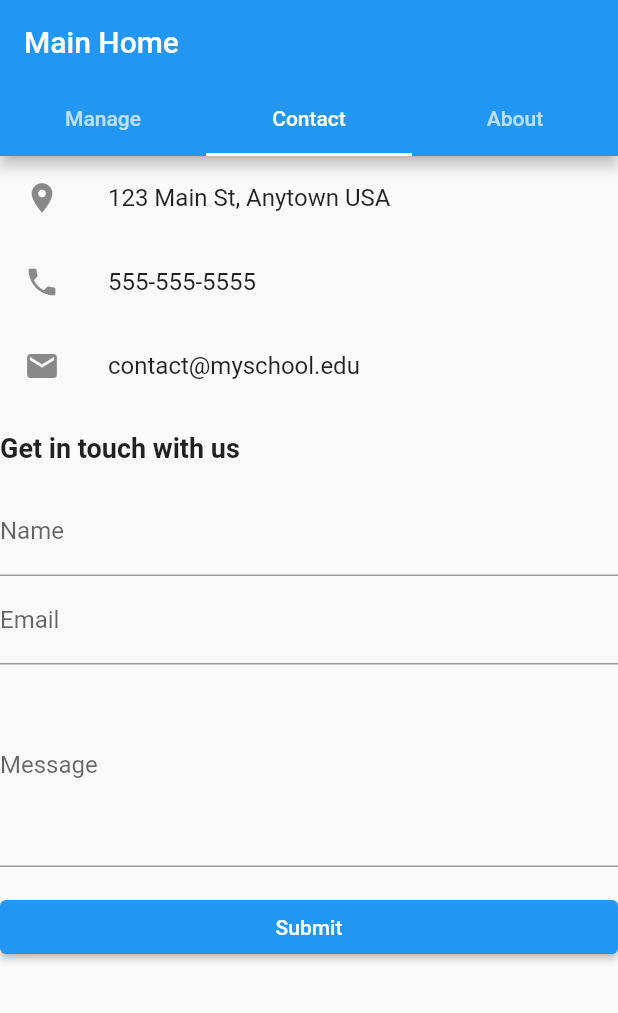
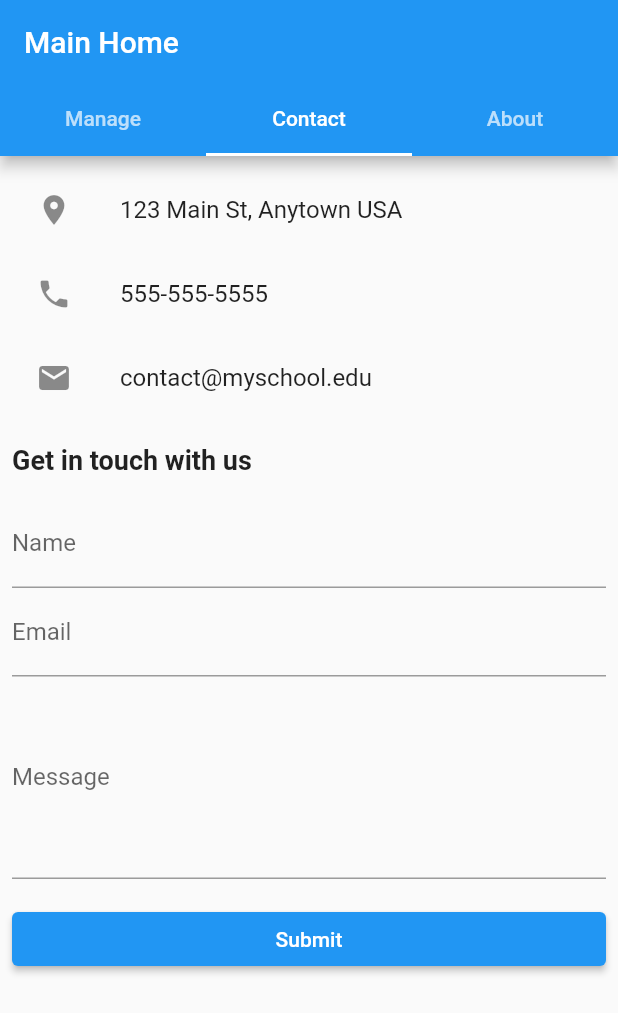
Before and after one commit to shash1996-san/studentMgtSystem, a Flutter app: the MainHomeScreen screen opened directly, tab 2 chosen, on a phone screen of 412 x 824 dp. Shown: the top 1013 px of the screen. Run offline on Flutter 3.47's test engine with Material 2 defaults, Android fonts, the phone set to English and light mode, and no system bars; our stand-ins replace cloud_firestore, firebase_auth, firebase_core, fluttertoast; missing offline and left inert: ndialog; accounts and stored records are empty.

Commit message:
Update contact screen

```diff
--- a/lib/screens/mainHome.dart
+++ b/lib/screens/mainHome.dart
@@ -2,7 +2,6 @@
 import 'package:flutter_application_1/screens/home.dart';
 import 'package:flutter_application_1/screens/moduleHome.dart';
 import 'package:flutter_application_1/screens/teacherScreen.dart';
-
 
 class MainHomeScreen extends StatefulWidget {
   @override
@@ -72,7 +71,9 @@
               ],
             ),
           ),
-          ListView(
+          Padding(
+            padding: const EdgeInsets.all(8.0),
+            child: ListView(
               children: [
                 ListTile(
                   leading: Icon(Icons.location_on),
@@ -118,6 +119,7 @@
                 ),
               ],
             ),
+          ),
           Padding(
             padding: EdgeInsets.all(16),
             child: Column(
```
Lines whose indentation alone changed are shown as unchanged.
